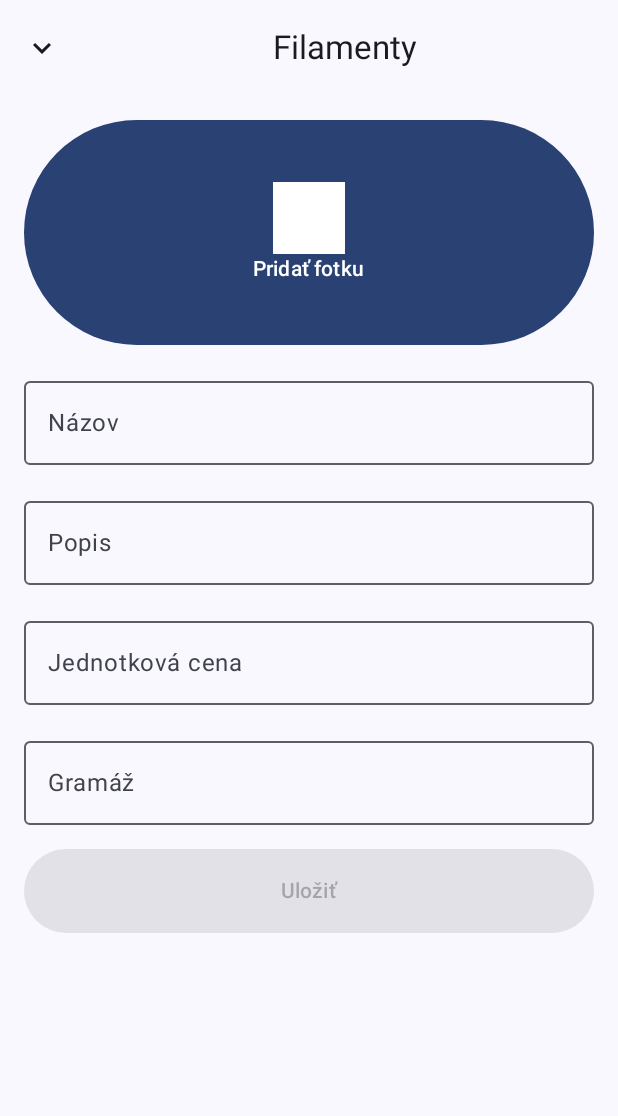
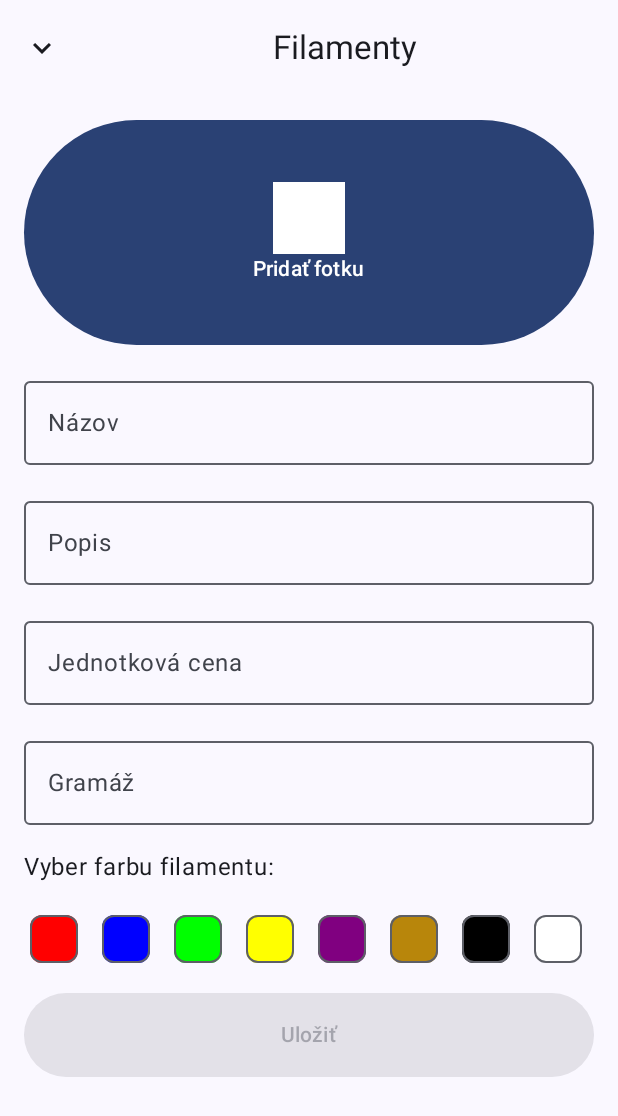
Before and after one commit to OliverMidl/3DPrint, an Android app built with Jetpack Compose: the AddFilamentScreen screen opened through its navigation route, on a phone screen of 412 x 824 dp. Shown: the top 1116 px of the screen. Run offline under Robolectric (Android 15) with nearby library versions, the phone set to English and light mode, and no system bars; our stand-ins replace Room's generated code.

Commit message:
Pridavanie farieb do DB a citanie z nej

```diff
--- a/app/src/main/java/com/example/a3dprint/Screens/AddFilamentScreen.kt
+++ b/app/src/main/java/com/example/a3dprint/Screens/AddFilamentScreen.kt
@@ -33,6 +33,10 @@ import com.example.a3dprint.viewModels.AddFilamentViewModel
 import android.Manifest
 import android.util.Log
 import androidx.compose.foundation.Image
+import androidx.compose.foundation.background
+import androidx.compose.foundation.border
+import androidx.compose.foundation.clickable
+import androidx.compose.foundation.horizontalScroll
 import androidx.core.net.toUri
 import coil.compose.AsyncImage
 import coil.compose.rememberAsyncImagePainter
@@ -41,6 +45,20 @@ object AddFilamentScreenDest : NavigationDestination {
     override val route = "pridat_filament"
     override val titleRes = R.string.text_filamenty
 }
+val predefinedColors = listOf(
+    R.color.filament_red,
+    R.color.filament_blue,
+    R.color.filament_green,
+    R.color.filament_yellow,
+    R.color.filament_purple,
+    R.color.filament_gold,
+    R.color.filament_black,
+    R.color.filament_white,
+    R.color.filament_gray,
+    R.color.filament_brown
+)
+
+
 
 @SuppressLint("ContextCastToActivity")
 @OptIn(ExperimentalMaterial3Api::class)
@@ -221,6 +239,40 @@ fun AddFilamentScreen(
                 modifier = Modifier.fillMaxWidth(),
                 singleLine = true
             )
+            Text("Vyber farbu filamentu:")
+
+            Row(
+                horizontalArrangement = Arrangement.spacedBy(8.dp),
+                modifier = Modifier
+                    .fillMaxWidth()
+                    .wrapContentHeight()
+                    .horizontalScroll(rememberScrollState())
+            ) {
+                predefinedColors.forEach { colorResId ->
+                    val colorInt = ContextCompat.getColor(context, colorResId)
+                    val colorHex = String.format("#%06X", 0xFFFFFF and colorInt)
+                    val isSelected = uiState.selectedColor.toString() == colorHex
+
+                    Box(
+                        modifier = Modifier
+                            .size(40.dp)
+                            .padding(4.dp)
+                            .background(
+                                color = androidx.compose.ui.graphics.Color(colorInt),
+                                shape = MaterialTheme.shapes.small
+                            )
+                            .border(
+                                width = if (isSelected) 3.dp else 1.dp,
+                                color = if (isSelected) MaterialTheme.colorScheme.primary else MaterialTheme.colorScheme.outline,
+                                shape = MaterialTheme.shapes.small
+                            )
+                            .clickable {
+
+                                viewModel.updateSelectedColor(colorHex)
+                            }
+                    )
+                }
+            }
 
             Button(
                 onClick = { viewModel.saveEntry(onNavigateBack) },
--- a/app/src/main/java/com/example/a3dprint/Screens/FilamentyScreen.kt
+++ b/app/src/main/java/com/example/a3dprint/Screens/FilamentyScreen.kt
@@ -12,8 +12,10 @@ import androidx.compose.foundation.layout.offset
 import androidx.compose.foundation.layout.padding
 import androidx.compose.foundation.layout.size
 import androidx.compose.foundation.layout.width
+import androidx.compose.foundation.rememberScrollState
 import androidx.compose.foundation.shape.CircleShape
 import androidx.compose.foundation.shape.RoundedCornerShape
+import androidx.compose.foundation.verticalScroll
 import androidx.compose.material.icons.Icons
 import androidx.compose.material.icons.filled.Add
 import androidx.compose.material.icons.filled.DateRange
@@ -38,6 +40,7 @@ import androidx.compose.runtime.collectAsState
 import androidx.compose.ui.Alignment
 import androidx.compose.ui.Modifier
 import androidx.compose.ui.draw.clip
+import androidx.compose.ui.graphics.Color
 import androidx.compose.ui.res.colorResource
 import androidx.compose.ui.res.stringResource
 import androidx.compose.ui.text.style.TextAlign
@@ -46,6 +49,7 @@ import com.example.a3dprint.viewModels.FilamentViewModel
 import androidx.lifecycle.viewmodel.compose.viewModel
 import com.example.a3dprint.navMenu.NavigationDestination
 import com.example.a3dprint.R
+import androidx.core.graphics.toColorInt
 
 object FilamentyScreenDest : NavigationDestination {
     override val route = "filamenty"
@@ -62,6 +66,7 @@ fun FilamentyScreen(
 ) {
     val filaments = viewModel.filaments.collectAsState().value
     //var selectedTab by remember { mutableStateOf(1) }
+
 
     Scaffold(
         bottomBar = {
@@ -126,9 +131,16 @@ fun FilamentyScreen(
                 .padding(padding)
                 .background(colorResource(id = R.color.blue1))
                 .fillMaxSize()
+                .verticalScroll(rememberScrollState())
 
         ) {
             filaments.forEach { filament ->
+                val color = try {
+                    Color(filament.colorHex.toColorInt()) // Parse hex to Color
+                } catch (e: IllegalArgumentException) {
+                    Color.Gray // Default color if parsing fails
+                }
+
                 Card(
 
                     modifier = Modifier
@@ -136,7 +148,7 @@ fun FilamentyScreen(
                         .padding(8.dp),
 
                     shape = RoundedCornerShape(13.dp),
-                    colors = CardDefaults.cardColors(containerColor = colorResource(id = R.color.blue2)),
+                    colors = CardDefaults.cardColors(containerColor = colorResource(R.color.blue2)),
                 ) {
                     Row(
                         modifier = Modifier
@@ -147,12 +159,12 @@ fun FilamentyScreen(
                         horizontalArrangement = Arrangement.SpaceBetween
 
                     ) {
-                        Row(verticalAlignment = Alignment.CenterVertically,) {
+                        Row(verticalAlignment = Alignment.CenterVertically) {
                             Box(
                                 modifier = Modifier
                                     .size(15.dp)
                                     .clip(CircleShape)
-                                    .background(colorResource(id = R.color.teal_200))
+                                    .background(color)
 
 
                             )
@@ -164,8 +176,10 @@ fun FilamentyScreen(
 
                                 horizontalAlignment = Alignment.CenterHorizontally
                             ) {
-                                Text(filament.name, style = MaterialTheme.typography.bodyLarge,
-                                    textAlign = TextAlign.Center,)
+                                Text(
+                                    filament.name, style = MaterialTheme.typography.bodyLarge,
+                                    textAlign = TextAlign.Center,
+                                )
                                 Text(
                                     "${filament.currentWeight}g / ${filament.maxWeight}g",
                                     style = MaterialTheme.typography.bodySmall,
--- a/app/src/main/java/com/example/a3dprint/data/Filament.kt
+++ b/app/src/main/java/com/example/a3dprint/data/Filament.kt
@@ -1,7 +1,9 @@
 package com.example.a3dprint.data
 
+import android.graphics.Color
 import androidx.room.Entity
 import androidx.room.PrimaryKey
+import com.example.a3dprint.R
 
 @Entity(tableName = "filaments")
 data class Filament(
@@ -11,5 +13,6 @@ data class Filament(
     val price: Double,
     val maxWeight: Int,
     val currentWeight: Int = maxWeight,
-    val photoUri: String? = null
+    val photoUri: String? = null,
+    val colorHex: String = "#FFFFFFFF"
 )
--- a/app/src/main/java/com/example/a3dprint/viewModels/AddFilamentViewModel.kt
+++ b/app/src/main/java/com/example/a3dprint/viewModels/AddFilamentViewModel.kt
@@ -2,7 +2,11 @@ package com.example.a3dprint.viewModels
 
 import android.app.Application
 import android.net.Uri
+import androidx.compose.runtime.getValue
+import androidx.compose.runtime.mutableIntStateOf
 import androidx.compose.runtime.mutableStateOf
+import androidx.compose.runtime.setValue
+import androidx.core.content.ContextCompat
 import androidx.lifecycle.AndroidViewModel
 import androidx.lifecycle.viewModelScope
 import com.example.a3dprint.data.Filament
@@ -15,13 +19,15 @@ import kotlinx.coroutines.flow.map
 import kotlinx.coroutines.flow.stateIn
 import kotlinx.coroutines.launch
 import androidx.core.net.toUri
+import com.example.a3dprint.R
 
 data class AddFilamentUiState(
     val name: String = "",
     val description: String = "",
     val price: String = "",
     val weight: String = "",
-    val photoUri: String? = null
+    val photoUri: String? = null,
+    val selectedColor: String? = null
 ) {
     val isValid: Boolean
         get() = name.isNotBlank() && price.toDoubleOrNull() != null && weight.toIntOrNull() != null && !photoUri.isNullOrEmpty()
@@ -51,6 +57,9 @@ class AddFilamentViewModel(application: Application) : AndroidViewModel(applicat
         showPhotoOptions.value = !showPhotoOptions.value
     }
 
+    fun updateSelectedColor(colorResId: String) {
+        _uiState.value = _uiState.value.copy(selectedColor = colorResId)
+    }
 
     fun updateName(name: String) = _uiState.value.copy(name = name).also { _uiState.value = it }
     fun updateDescription(desc: String) = _uiState.value.copy(description = desc).also { _uiState.value = it }
@@ -66,6 +75,7 @@ class AddFilamentViewModel(application: Application) : AndroidViewModel(applicat
 
     fun saveEntry(onSaved: () -> Unit) {
         val state = _uiState.value
+
         if (state.isValid) {
             viewModelScope.launch {
                 repository.insert(
@@ -74,7 +84,8 @@ class AddFilamentViewModel(application: Application) : AndroidViewModel(applicat
                         description = state.description,
                         price = state.price.toDouble(),
                         maxWeight = state.weight.toInt(),
-                        photoUri = state.photoUri?.toString()
+                        photoUri = state.photoUri?.toString(),
+                        colorHex = state.selectedColor.toString()
                     )
                 )
                 onSaved()
--- a/app/src/main/res/values/colors.xml
+++ b/app/src/main/res/values/colors.xml
@@ -12,4 +12,14 @@
     <color name="blue3">#FF2E8BC0</color>
     <color name="blue4">#0C2D48FF</color>
     <color name="dark_grey">#424242</color>
+    <color name="filament_red">#FF0000</color>
+    <color name="filament_blue">#0000FF</color>
+    <color name="filament_green">#00FF00</color>
+    <color name="filament_yellow">#FFFF00</color>
+    <color name="filament_purple">#800080</color>
+    <color name="filament_gold">#B8860B</color>
+    <color name="filament_black">#000000</color>
+    <color name="filament_white">#FFFFFF</color>
+    <color name="filament_gray">#808080</color>
+    <color name="filament_brown">#8D6E63</color>
 </resources>
```
